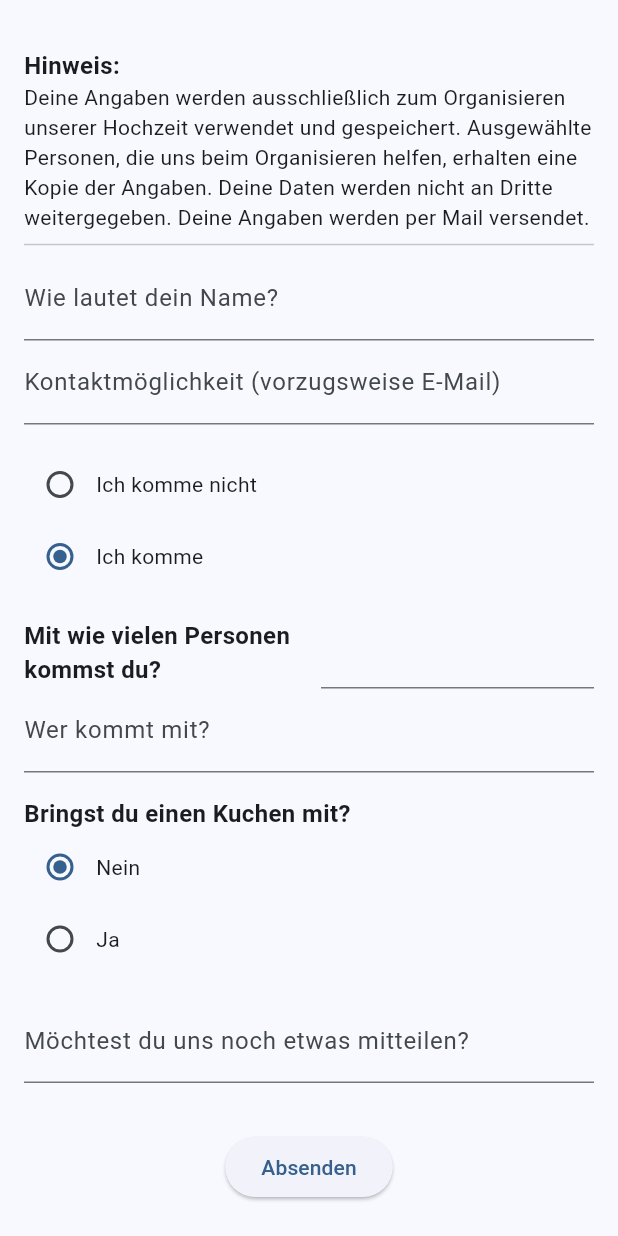
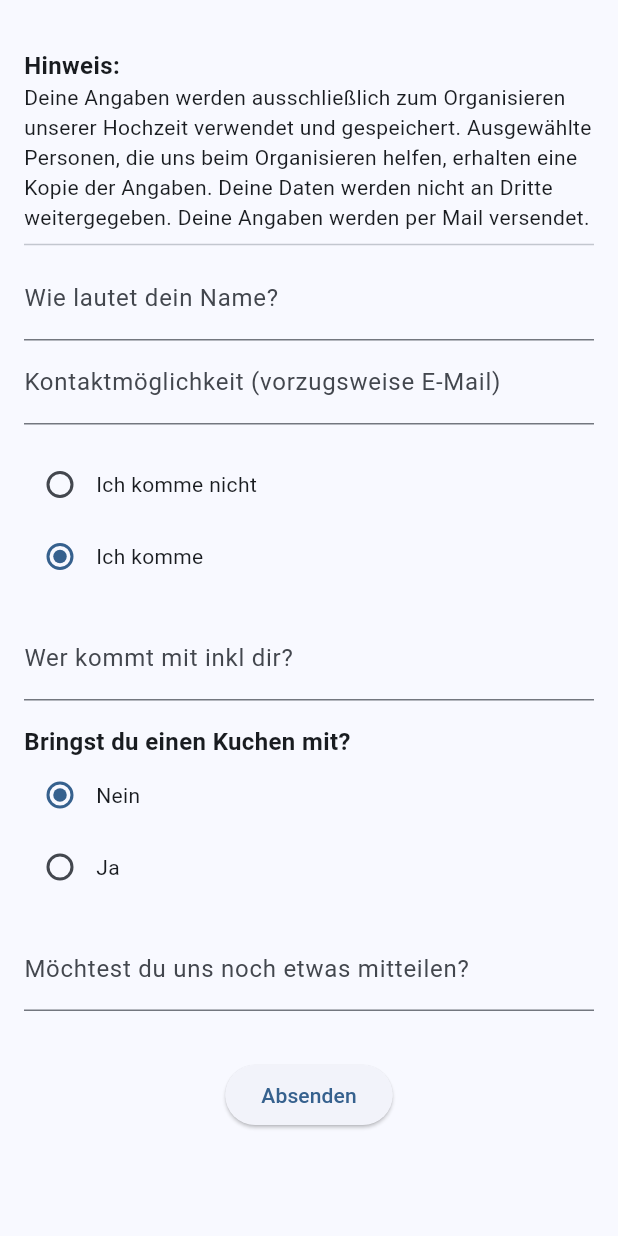
Before and after one commit to jherrma/weddingform, a Flutter app: the FormWidget widget shown alone on an empty page, opened directly with empty values, after a tap on "Ich komme", on a phone screen of 412 x 824 dp. Run offline on Flutter 3.47's test engine with Material 3 defaults, Android fonts, the phone set to English and light mode, and no system bars.

Commit message:
refactor information who and how many are coming

```diff
--- a/webapp/lib/form_widget.dart
+++ b/webapp/lib/form_widget.dart
@@ -35,7 +35,6 @@ class _FormWidgetState extends State<FormWidget> {
   bool isSubmitting = false;
 
   final _nameController = TextEditingController();
-  final _peopleController = TextEditingController();
   final _cakeFlavorController = TextEditingController();
   final _topicController = TextEditingController();
   final _contactInfoController = TextEditingController();
@@ -91,8 +90,7 @@ class _FormWidgetState extends State<FormWidget> {
       'Kontaktmöglichkeit (vorzugsweise E-Mail)';
   static const String imNotComingText = 'Ich komme nicht';
   static const String imComingText = 'Ich komme';
-  static const String numberOfPeopleText = 'Mit wie vielen Personen kommst du?';
-  static const String whoIsComingLabel = 'Wer kommt mit?';
+  static const String whoIsComingLabel = 'Wer kommt mit inkl dir?';
   static const String cakeLabel = 'Welchen Kuchen bringst du mit?';
   static const String specifyCakeError =
       'Bitte gib an, welchen Kuchen du mitbringst.';
@@ -132,11 +130,6 @@ class _FormWidgetState extends State<FormWidget> {
     }
 
     if (isComing) {
-      String peopleText = _peopleController.text.trim();
-      int? numberOfPeople = int.tryParse(peopleText);
-      bool peopleValid =
-          peopleText.isNotEmpty && numberOfPeople != null && numberOfPeople > 0;
-
       String whoComingText = _whoComingController.text.trim();
       bool whoIsComingValid = whoComingText.isNotEmpty;
 
@@ -180,7 +173,6 @@ class _FormWidgetState extends State<FormWidget> {
       }
 
       setState(() {
-        showPeopleError = !peopleValid;
         showWhoComingError = !whoIsComingValid;
         showMealError = !mealValid;
         showContributionError = !contributionValid;
@@ -188,7 +180,6 @@ class _FormWidgetState extends State<FormWidget> {
       });
 
       foundError = foundError ||
-          !peopleValid ||
           !mealValid ||
           !cakeValid ||
           !contributionValid ||
@@ -206,7 +197,6 @@ class _FormWidgetState extends State<FormWidget> {
         "name": _nameController.text,
         "isComing": isComing,
         "whoIsComing": _whoComingController.text,
-        "numberOfPeople": int.tryParse(_peopleController.text) ?? 0,
         "contactInformation": _contactInfoController.text,
         "doYouHaveContribution": hasContribution,
         "topic": _topicController.text,
@@ -340,25 +330,6 @@ class _FormWidgetState extends State<FormWidget> {
                   ),
                   SizedBox(height: 16),
                   if (isComing) ...[
-                    Row(
-                      children: [
-                        Expanded(
-                          child: Text(
-                            numberOfPeopleText,
-                            style: TextStyle(
-                                fontWeight: FontWeight.bold, fontSize: 16),
-                          ),
-                        ),
-                        SizedBox(width: 16),
-                        Expanded(
-                          child: TextField(
-                            controller: _peopleController,
-                            keyboardType: TextInputType.number,
-                            decoration: InputDecoration(),
-                          ),
-                        ),
-                      ],
-                    ),
                     // Add the new TextField below
                     TextField(
                       controller: _whoComingController,
```
Also changed, not shown: 1 other file.
